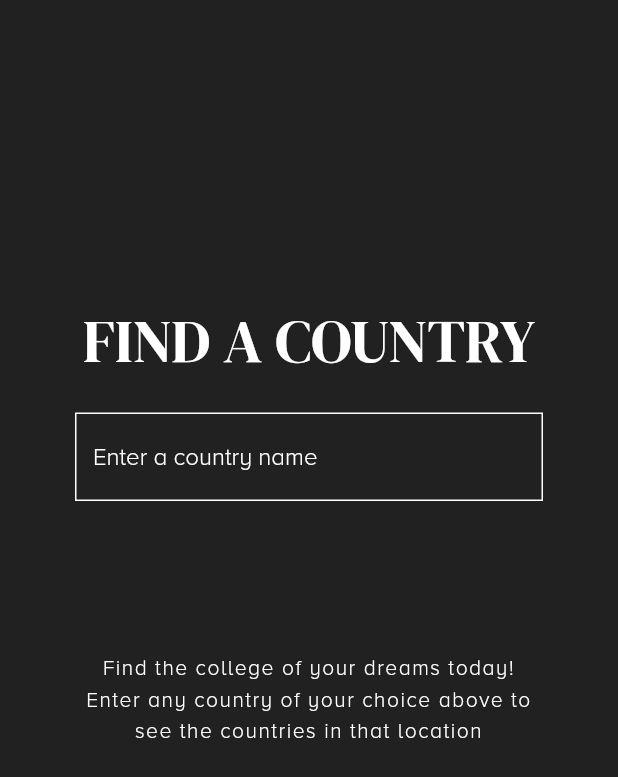
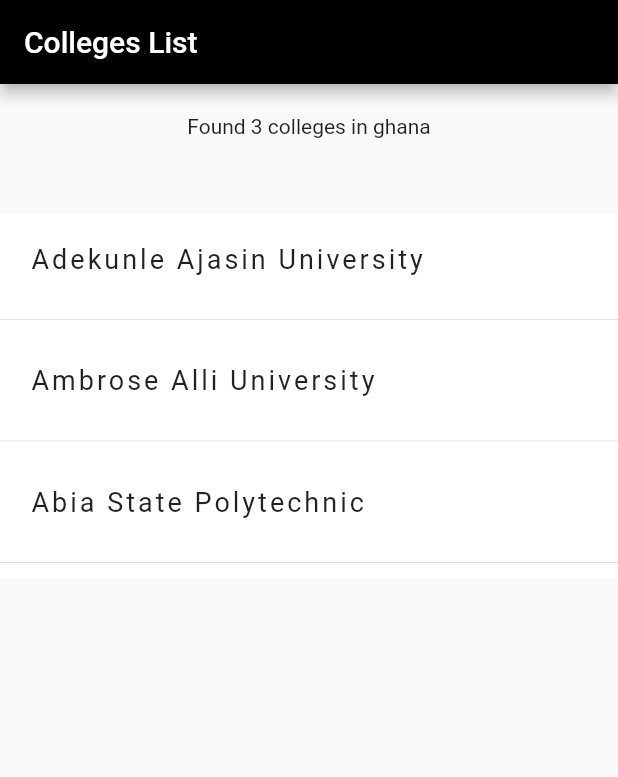
Before and after one commit to danielchukwu/findcollege-app-flutter, a Flutter app: the screen it shows after launch, on a phone screen of 412 x 824 dp. Shown: the top 777 px of the screen. Run offline on Flutter 3.47's test engine with Material 2 defaults, Android fonts, the light colour scheme and no system bars; our stand-ins replace flutter_spinkit; missing offline and left inert: dart:js.

Commit message:
debug and remove loading and home screen temporarily

```diff
--- a/lib/main.dart
+++ b/lib/main.dart
@@ -1,13 +1,18 @@
+import 'dart:js';
+
+import 'package:findcollege/pages/collegeslistscreen.dart';
 import 'package:findcollege/pages/home.dart';
 import 'package:flutter/material.dart';
 import 'package:findcollege/pages/loading.dart';
 
 void main() {
   runApp(MaterialApp(
-    initialRoute: '/',
-    routes: {
-      '/': (context) => const Loading(),
-      '/home': (context) => const Home(),
-    },
+    // initialRoute: '/colleges',
+    home: CollegesListScreen(), // Remove this and uncomment the rest when done
+    // routes: {
+    //   '/': (context) => const Loading(),
+    //   '/home': (context) => const Home(),
+    //   '/colleges': (context) => const CollegesListScreen(),
+    // },
   ));
 }
--- /dev/null
+++ b/lib/pages/collegeslistscreen.dart
@@ -0,0 +1,97 @@
+import 'package:flutter/material.dart';
+
+class CollegesListScreen extends StatefulWidget {
+  const CollegesListScreen({Key? key}) : super(key: key);
+
+  @override
+  State<CollegesListScreen> createState() => _CollegesListScreenState();
+}
+
+class _CollegesListScreenState extends State<CollegesListScreen> {
+  String country = "";
+  List colleges = [];
+
+  Widget listCardTemplate(college) {
+    return Column(
+      crossAxisAlignment: CrossAxisAlignment.stretch,
+      children: [
+        Container(
+          child: Padding(
+            padding: EdgeInsets.symmetric(horizontal: 20, vertical: 20),
+            child: Text(
+              college['name'],
+              style: const TextStyle(
+                  // fontFamily: 'Proxima',
+                  // fontWeight: FontWeight.bold,
+                  fontSize: 18,
+                  letterSpacing: 2.0),
+            ),
+          ),
+        ),
+        const Divider(height: 20),
+      ],
+    );
+  }
+
+  @override
+  Widget build(BuildContext context) {
+    // Uncomment When done styling
+    // dynamic data = ModalRoute.of(context)!.settings.arguments;
+    // print('raw data: $data');
+    // country = data['country'];
+    // colleges = data['colleges'];
+
+    country = 'ghana';
+    colleges = [
+      {
+        'domains': ['aaua.edu.ng'],
+        'web_pages': ['http//www.aaua.edu.ng/'],
+        'state-province': null,
+        'name': 'Adekunle Ajasin University',
+        'country': 'Nigeria',
+        'alpha_two_code': 'NG'
+      },
+      {
+        'domains': ['aauekpoma.edu.ng'],
+        'web_pages': ['http://www.aauekpoma.edu.ng/'],
+        'state-province': null,
+        'name': 'Ambrose Alli University',
+        'country': 'Nigeria',
+        'alpha_two_code': 'NG'
+      },
+      {
+        'domains': ['abiapoly.edu.ng'],
+        'web_pages': ['http://www.abiapoly.edu.ng/'],
+        'state-province': null,
+        'name': 'Abia State Polytechnic',
+        'country': 'Nigeria',
+        'alpha_two_code': 'NG'
+      }
+    ];
+
+    return Scaffold(
+      appBar: AppBar(
+        title: const Text('Colleges List'),
+        backgroundColor: Colors.black,
+      ),
+      body: Padding(
+        padding: const EdgeInsets.fromLTRB(0, 20, 0, 0),
+        child: Column(
+          children: [
+            Text('Found ${colleges.length} colleges in $country'),
+            const SizedBox(height: 50),
+            Container(
+              color: Colors.white,
+              child: Column(
+                crossAxisAlignment: CrossAxisAlignment.stretch,
+                children: colleges
+                    .map((college) => listCardTemplate(college))
+                    .toList(),
+              ),
+            )
+          ],
+        ),
+      ),
+    );
+  }
+}
--- a/lib/pages/home.dart
+++ b/lib/pages/home.dart
@@ -22,9 +22,9 @@
     // TODO: implement initState
     super.initState();
 
-    inputController.addListener(() {
-      print(inputController.text);
-    });
+    // inputController.addListener(() {
+    //   print(inputController.text);
+    // });
   }
 
   // submit search
@@ -32,9 +32,20 @@
     // print('submit - ${inputController.text}');
     dynamic instance = CollegesList(country: inputController.text.toString());
     await instance.getColleges();
+
     print(instance.isValid);
+    if (instance.isValid) {
+      Navigator.pushNamed(context, '/colleges', arguments: {
+        'country': instance.country,
+        'colleges': instance.colleges,
+      });
+    }
+    inputController.clear();
+  }
 
-    inputController.clear();
+  @override
+  void dispose() {
+    super.dispose();
   }
 
   @override
--- a/lib/services/colleges_list.dart
+++ b/lib/services/colleges_list.dart
@@ -23,11 +23,6 @@
       isValid = false;
     }
 
-    for (var element in response) {
-      print(element);
-    }
-    print('\n');
-
     // clear input field
   }
 }
```
